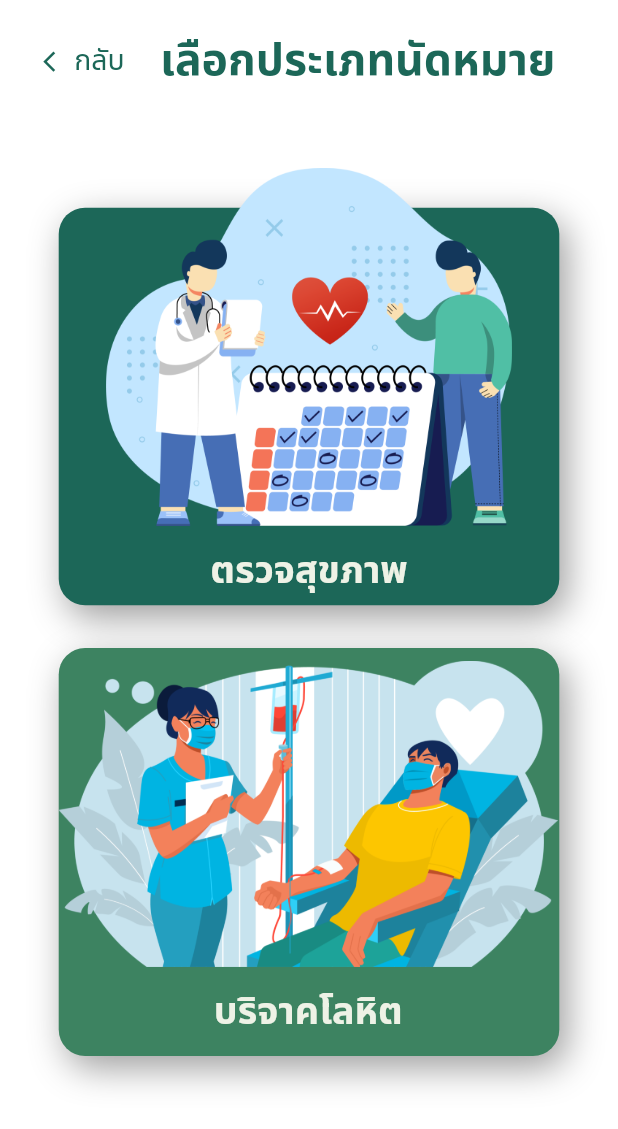
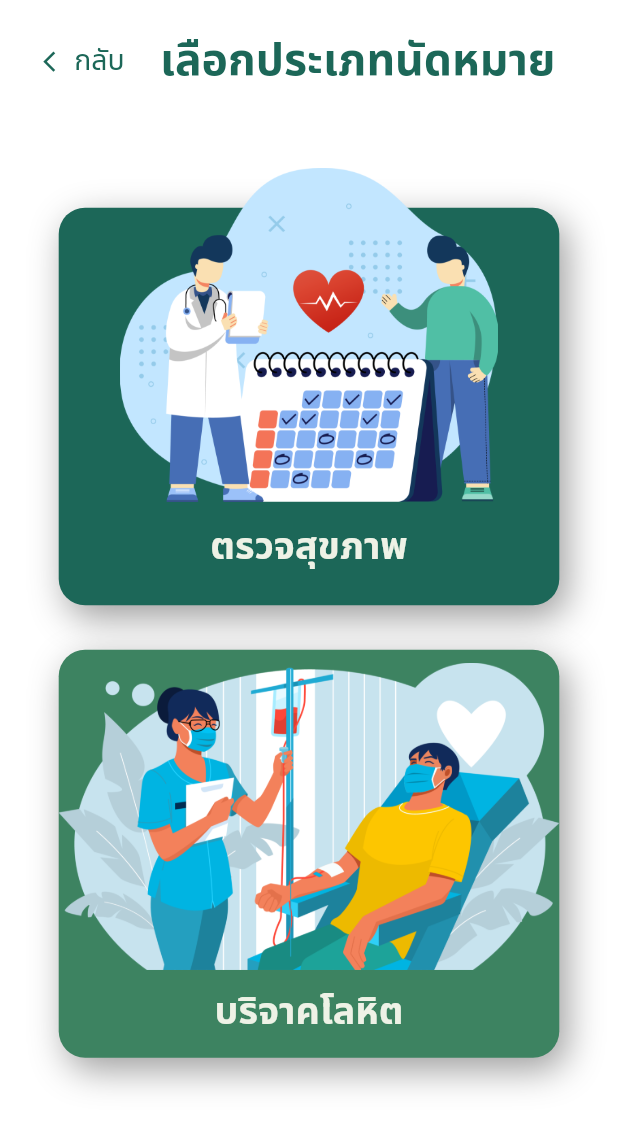
Before and after one commit to Medware-Front-End/Medware-Frontend, a Flutter app: the EventTypePicker screen opened directly, on a phone screen of 412 x 824 dp. Shown: the top 1129 px of the screen. Run offline on Flutter 3.47's test engine with Material 2 defaults, Android fonts, the light colour scheme and no system bars; our stand-ins replace flutter_local_notifications, google_nav_bar, rxdart, shared_preferences; missing offline and left inert: buddhist_datetime_dateformat; accounts and stored records are empty.

Commit message:
responsive test

```diff
--- a/lib/screens/main/event/patient/event_type_picker.dart
+++ b/lib/screens/main/event/patient/event_type_picker.dart
@@ -96,7 +96,7 @@ class EventTypePicker extends StatelessWidget {
                             Image(
                               image:
                                   AssetImage('assets/images/appointment.png'),
-                              height: size.width * 0.579,
+                              height: size.height * 0.27,
                             ),
                             Padding(
                               padding: EdgeInsets.fromLTRB(
@@ -119,11 +119,15 @@ class EventTypePicker extends StatelessWidget {
           ),
         ),
         Padding(
-          padding: EdgeInsets.fromLTRB(0, size.height * 0.0346, 0, 0),
+          padding: EdgeInsets.fromLTRB(0, size.height * 0.036, 0, 0),
           child: Row(
             mainAxisAlignment: MainAxisAlignment.center,
             children: [
-              GestureDetector(
+              Container(
+                  color: Colors.transparent,
+                  height: size.height * 0.33,
+                  width: size.width * 0.81,
+                  child: GestureDetector(
                     onTap: () {},
                     child: Stack(children: [
                       Container(
@@ -142,22 +146,17 @@ class EventTypePicker extends StatelessWidget {
                           ],
                         ),
                       ),
-                  Column(
-                    crossAxisAlignment: CrossAxisAlignment.center,
-                    mainAxisAlignment: MainAxisAlignment.center,
+                      Center(
+                        child: Column(
+                          mainAxisAlignment: MainAxisAlignment.start,
                           children: [
-                      Container(
-                          margin: EdgeInsets.fromLTRB(
-                              0, size.height * 0.0105, 0, 0),
-                          child: Center(
-                            child: Image(
+                            Image(
                               image: AssetImage('assets/images/blood.png'),
-                              height: size.width * 0.495,
+                              height: size.height * 0.27,
                             ),
-                          )),
                             Padding(
                               padding:
-                            EdgeInsets.fromLTRB(0, size.height * 0.0133, 0, 0),
+                                  EdgeInsets.fromLTRB(0, size.height * 0, 0, 0),
                               child: Text('บริจาคโลหิต',
                                   textAlign: TextAlign.center,
                                   style: TextStyle(
@@ -169,11 +168,12 @@ class EventTypePicker extends StatelessWidget {
                             )
                           ],
                         ),
+                      )
                     ]),
-              )
+                  ))
             ],
           ),
-        )
+        ),
       ]),
     );
   }
```
Lines whose indentation alone changed are shown as unchanged.
